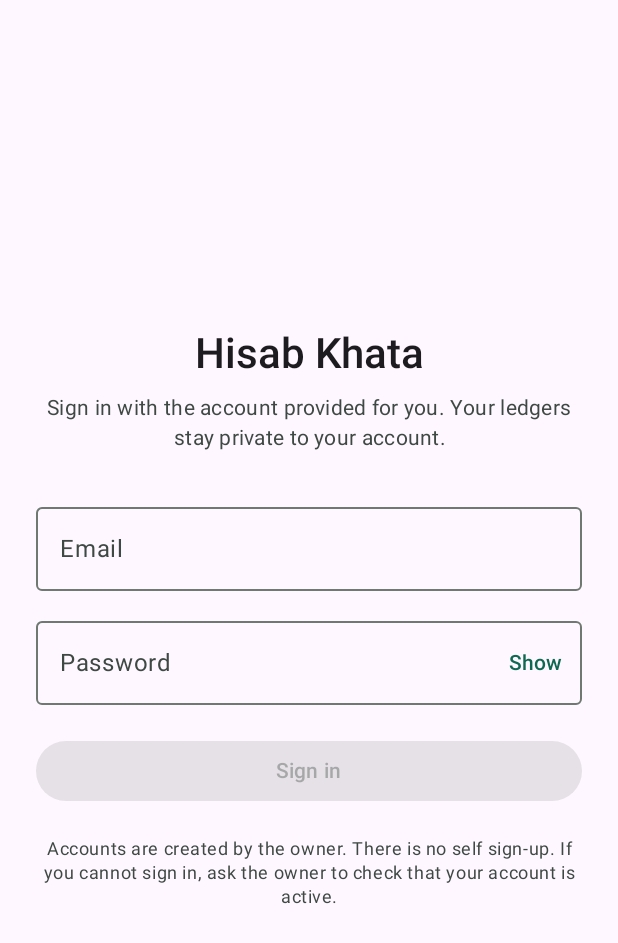
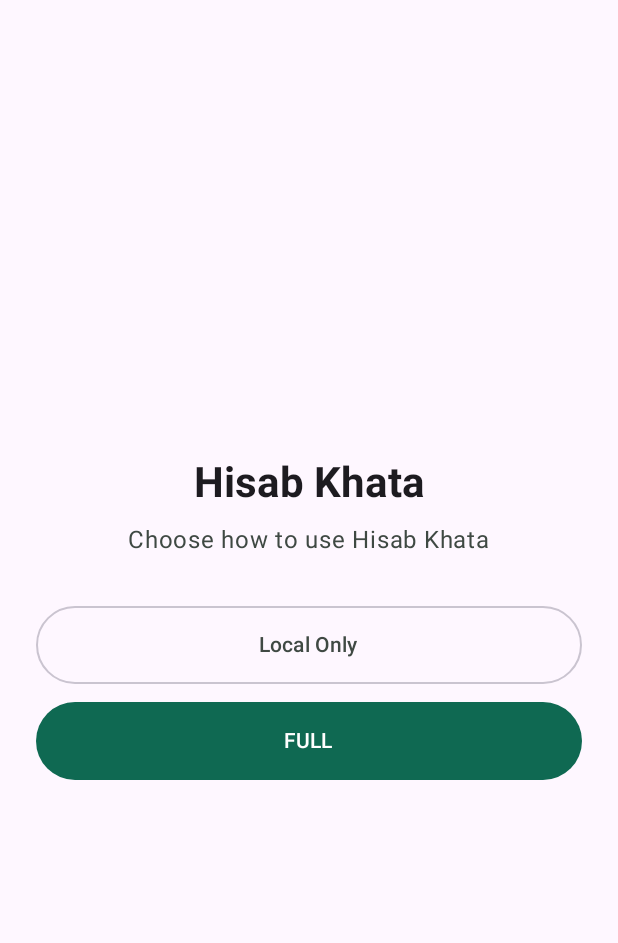
Before and after one commit to EngrAbuhena/HisabKhata, an Android app built with Jetpack Compose: the screen it shows after launch (MainActivity), on a phone screen of 412 x 824 dp. Shown: the top 943 px of the screen. Run offline under Robolectric (Android 15) with nearby library versions, the phone set to English and light mode, and no system bars; our stand-ins replace Dagger/Hilt's generated code; libraries missing offline, so code that uses them is left out: io.github.jan.supabase.

Commit message:
Add Local Only / FULL mode picker and Remember Me (v1.4.0)

```diff
--- a/app/build.gradle.kts
+++ b/app/build.gradle.kts
@@ -37,8 +37,8 @@ android {
         applicationId = "com.hisabkhata"
         minSdk = 24
         targetSdk = 35
-        versionCode = 8
-        versionName = "1.3.0"
+        versionCode = 9
+        versionName = "1.4.0"
 
         // Public Supabase endpoint. The publishable key is a client key, safe to ship:
         // it only grants the `anon`/`authenticated` roles, and every table is protected
--- a/app/src/main/java/com/hisabkhata/MainActivity.kt
+++ b/app/src/main/java/com/hisabkhata/MainActivity.kt
@@ -9,10 +9,12 @@ import androidx.compose.foundation.isSystemInDarkTheme
 import androidx.compose.runtime.getValue
 import androidx.lifecycle.compose.collectAsStateWithLifecycle
 import com.hisabkhata.data.settings.AppLocale
+import com.hisabkhata.data.settings.AppMode
 import com.hisabkhata.data.settings.AppPreferences
 import com.hisabkhata.data.settings.ThemeMode
 import javax.inject.Inject
 import com.hisabkhata.data.cloud.CloudSession
+import com.hisabkhata.ui.auth.ModeSelectionScreen
 import com.hisabkhata.ui.auth.SignInScreen
 import com.hisabkhata.ui.navigation.HisabKhataRoot
 import com.hisabkhata.ui.theme.HisabKhataTheme
@@ -44,11 +46,17 @@ class MainActivity : ComponentActivity() {
                 ThemeMode.DARK -> true
             }
             val account by session.account.collectAsStateWithLifecycle()
+            val appMode by preferences.appMode.collectAsStateWithLifecycle()
+            val rememberMe by preferences.rememberMe.collectAsStateWithLifecycle()
             HisabKhataTheme(darkTheme = dark) {
-                // v1.3.0 requires sign-in at every launch: accounts are created by the
-                // owner with self sign-up disabled, and no session is persisted to disk,
-                // so a shared phone never reopens another account's ledger.
-                if (account == null) SignInScreen() else HisabKhataRoot()
+                when (appMode) {
+                    AppMode.UNSET -> ModeSelectionScreen(
+                        onSelectLocalOnly = { preferences.setAppMode(AppMode.LOCAL_ONLY) },
+                        onSelectFull = { preferences.setAppMode(AppMode.FULL) }
+                    )
+                    AppMode.LOCAL_ONLY -> HisabKhataRoot()
+                    AppMode.FULL -> if (account == null && !rememberMe) SignInScreen() else HisabKhataRoot()
+                }
             }
         }
     }
--- a/app/src/main/java/com/hisabkhata/data/settings/AppPreferences.kt
+++ b/app/src/main/java/com/hisabkhata/data/settings/AppPreferences.kt
@@ -11,6 +11,7 @@ import kotlinx.coroutines.flow.MutableStateFlow
 import kotlinx.coroutines.flow.asStateFlow
 
 enum class ThemeMode { SYSTEM, LIGHT, DARK }
+enum class AppMode { UNSET, LOCAL_ONLY, FULL }
 
 @Singleton
 class AppPreferences @Inject constructor(@ApplicationContext context: Context) : AutomaticBackupState {
@@ -33,6 +34,24 @@ class AppPreferences @Inject constructor(@ApplicationContext context: Context) :
     val automaticDriveStatus = mutableAutoStatus.asStateFlow()
     private val mutableLastAutomatic = MutableStateFlow(prefs.getLong("last_automatic_drive_backup", 0L))
     val lastAutomaticDriveBackup = mutableLastAutomatic.asStateFlow()
+
+    private val mutableAppMode = MutableStateFlow(
+        AppMode.entries.firstOrNull { it.name == prefs.getString("app_mode", AppMode.UNSET.name) } ?: AppMode.UNSET
+    )
+    val appMode = mutableAppMode.asStateFlow()
+
+    private val mutableRememberMe = MutableStateFlow(prefs.getBoolean("remember_me", false))
+    val rememberMe = mutableRememberMe.asStateFlow()
+
+    fun setAppMode(mode: AppMode) {
+        prefs.edit().putString("app_mode", mode.name).apply()
+        mutableAppMode.value = mode
+    }
+
+    fun setRememberMe(remember: Boolean) {
+        prefs.edit().putBoolean("remember_me", remember).apply()
+        mutableRememberMe.value = remember
+    }
 
     fun setTheme(mode: ThemeMode) { prefs.edit().putString("theme", mode.name).apply(); mutableTheme.value = mode }
     fun setLanguage(language: AppLanguage) {
--- /dev/null
+++ b/app/src/main/java/com/hisabkhata/ui/auth/ModeSelectionScreen.kt
@@ -0,0 +1,64 @@
+package com.hisabkhata.ui.auth
+
+import androidx.compose.foundation.layout.Arrangement
+import androidx.compose.foundation.layout.Column
+import androidx.compose.foundation.layout.Spacer
+import androidx.compose.foundation.layout.fillMaxSize
+import androidx.compose.foundation.layout.fillMaxWidth
+import androidx.compose.foundation.layout.height
+import androidx.compose.foundation.layout.padding
+import androidx.compose.material3.Button
+import androidx.compose.material3.MaterialTheme
+import androidx.compose.material3.OutlinedButton
+import androidx.compose.material3.Scaffold
+import androidx.compose.material3.Text
+import androidx.compose.runtime.Composable
+import androidx.compose.ui.Alignment
+import androidx.compose.ui.Modifier
+import androidx.compose.ui.res.stringResource
+import androidx.compose.ui.text.font.FontWeight
+import androidx.compose.ui.unit.dp
+import com.hisabkhata.R
+
+@Composable
+fun ModeSelectionScreen(
+    onSelectLocalOnly: () -> Unit,
+    onSelectFull: () -> Unit
+) {
+    Scaffold { padding ->
+        Column(
+            modifier = Modifier
+                .fillMaxSize()
+                .padding(padding)
+                .padding(horizontal = 24.dp),
+            verticalArrangement = Arrangement.Center,
+            horizontalAlignment = Alignment.CenterHorizontally
+        ) {
+            Text(
+                text = stringResource(R.string.app_name),
+                style = MaterialTheme.typography.headlineMedium,
+                fontWeight = FontWeight.Bold
+            )
+            Spacer(Modifier.height(8.dp))
+            Text(
+                text = stringResource(R.string.mode_select_title),
+                style = MaterialTheme.typography.bodyLarge,
+                color = MaterialTheme.colorScheme.onSurfaceVariant
+            )
+            Spacer(Modifier.height(32.dp))
+            OutlinedButton(
+                onClick = onSelectLocalOnly,
+                modifier = Modifier.fillMaxWidth().height(52.dp)
+            ) {
+                Text(stringResource(R.string.mode_local_only))
+            }
+            Spacer(Modifier.height(12.dp))
+            Button(
+                onClick = onSelectFull,
+                modifier = Modifier.fillMaxWidth().height(52.dp)
+            ) {
+                Text(stringResource(R.string.mode_full))
+            }
+        }
+    }
+}
--- a/app/src/main/java/com/hisabkhata/ui/settings/SettingsScreen.kt
+++ b/app/src/main/java/com/hisabkhata/ui/settings/SettingsScreen.kt
@@ -45,6 +45,7 @@ import androidx.lifecycle.compose.collectAsStateWithLifecycle
 import com.hisabkhata.R
 import com.hisabkhata.data.cloud.CloudSession
 import com.hisabkhata.data.settings.AppLanguage
+import com.hisabkhata.data.settings.AppMode
 import com.hisabkhata.data.settings.AppPreferences
 import com.hisabkhata.data.settings.ThemeMode
 import com.hisabkhata.data.sync.SyncCoordinator
--- a/app/src/main/res/values/strings.xml
+++ b/app/src/main/res/values/strings.xml
@@ -403,4 +403,12 @@ People created: %4$d</string>
     <string name="notepad_undo">Undo</string>
     <string name="notepad_saved_status">Saved locally</string>
     <string name="notepad_read_only_hint">Read-only public note</string>
+
+    <!-- App Mode & Remember Me -->
+    <string name="mode_select_title">Choose how to use Hisab Khata</string>
+    <string name="mode_local_only">Local Only</string>
+    <string name="mode_full">FULL</string>
+    <string name="auth_remember_me">Remember Me</string>
+    <string name="settings_switch_to_full">Switch to FULL</string>
+    <string name="settings_switch_to_full_desc">Sign in to enable cloud sync</string>
 </resources>
```
Also changed, not shown: app/src/main/java/com/hisabkhata/ui/auth/SignInScreen.kt (+16 -0 lines), app/src/main/java/com/hisabkhata/ui/auth/SignInViewModel.kt (+8 -3 lines), 1 other file.
